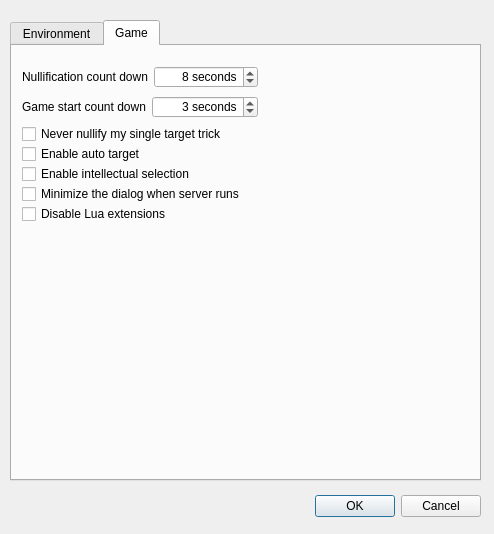
Above: src/dialog/configdialog.ui from Paracel/QSanguosha-Para before the change. Below: the same form after it.
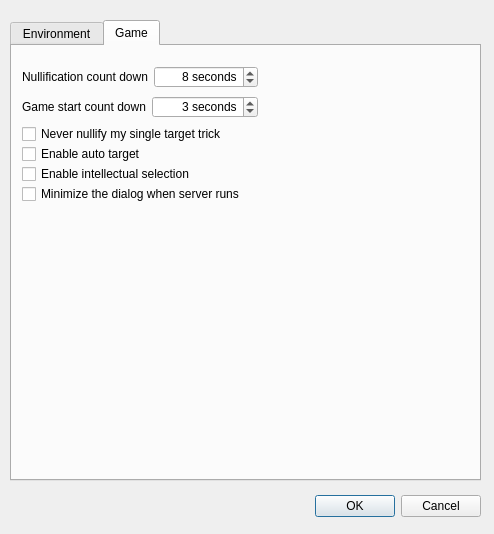
That is the form after the change. The open tabs and pages were chosen to show the change.

Commit message: move the option of Disable Lua to the server side

Patch:
```diff
--- a/src/dialog/configdialog.ui
+++ b/src/dialog/configdialog.ui
@@ -638,22 +638,6 @@
       <bool>false</bool>
      </property>
     </widget>
-    <widget class="QCheckBox" name="disableLuaCheckBox">
-     <property name="geometry">
-      <rect>
-       <x>10</x>
-       <y>160</y>
-       <width>241</width>
-       <height>16</height>
-      </rect>
-     </property>
-     <property name="text">
-      <string>Disable Lua extensions</string>
-     </property>
-     <property name="checked">
-      <bool>false</bool>
-     </property>
-    </widget>
    </widget>
   </widget>
   <widget class="QDialogButtonBox" name="buttonBox">
```
The commit also changes 6 other files.
